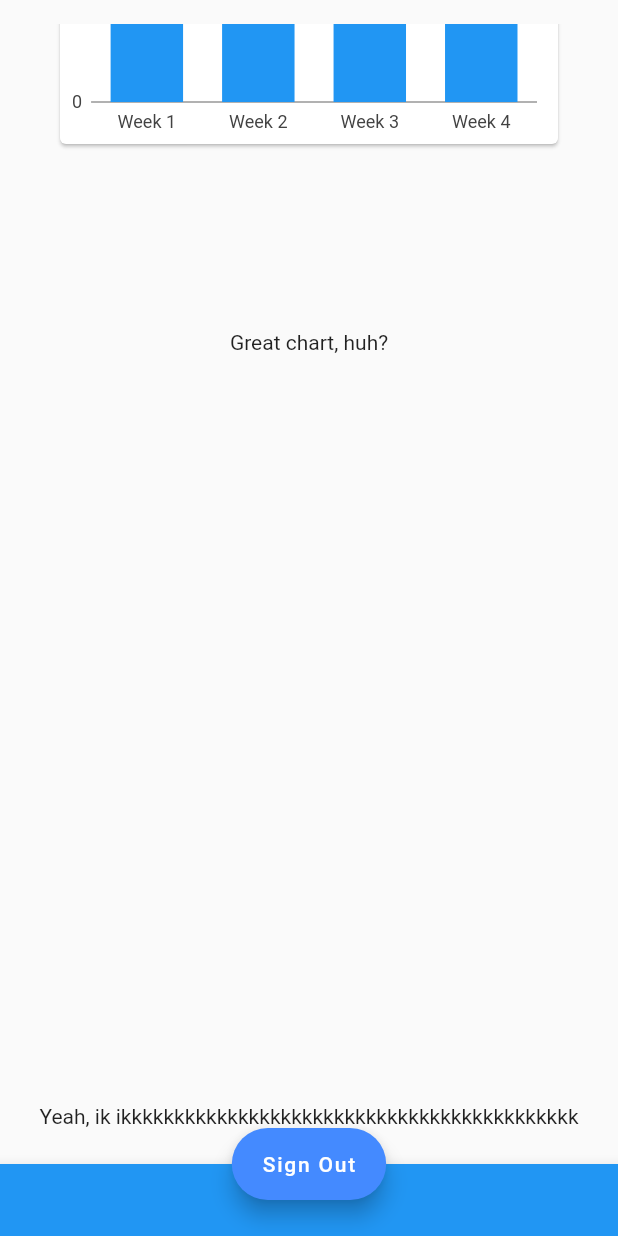
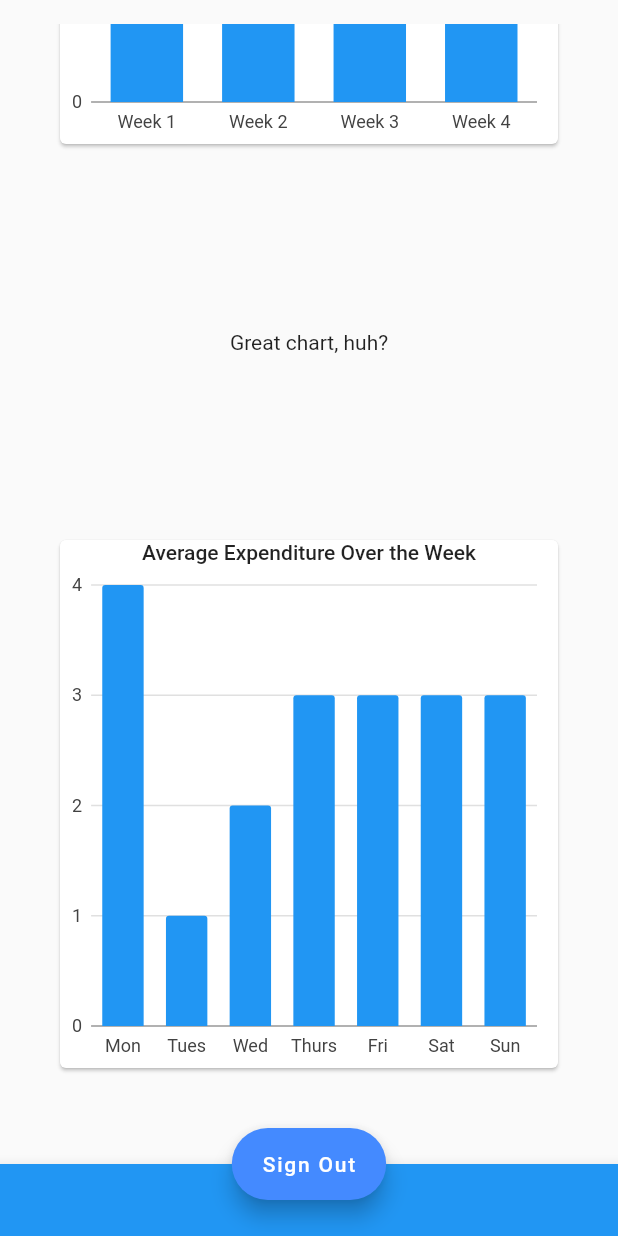
Before and after one commit to pranavi79/DroidRush-2020, a Flutter app: the Profile screen opened directly, scrolled down 428 dp, on a phone screen of 412 x 824 dp. Run offline on Flutter 3.47's test engine with Material 2 defaults, Android fonts, the phone set to English and light mode, and no system bars; drawn by our look-alikes of fl_chart; our stand-ins replace charts_flutter, cloud_firestore, firebase_auth, firebase_core, flutter_phoenix, flutter_spinkit and 1 more; accounts and stored records are empty.

Commit message:
Added another chart

```diff
--- a/expense_manager/lib/Profile.dart
+++ b/expense_manager/lib/Profile.dart
@@ -6,6 +6,8 @@ import 'package:charts_flutter/flutter.dart' as charts;
 import 'charts/Chart for a Month/WeekinMonth_class.dart';
 import 'charts/Chart for a Month/LineCharts.dart';
 import 'charts/Chart for a Month/WeekinMonth_chart.dart';
+import 'charts/Chart for a Week/DaysinWeek_chart.dart';
+import 'charts/Chart for a Week/DaysinWeek_class.dart';
 
 
 
@@ -20,7 +22,7 @@ class _ProfileState extends State<Profile> {
   User curr;
   final _fire=fireauth();
 
-  final List<WeekExpenditure> data = [
+  final List<WeekExpenditure> data1 = [
     WeekExpenditure(
       week: "Week 1",
       amt: 4,
@@ -41,6 +43,45 @@ class _ProfileState extends State<Profile> {
       amt: 3,
       barColor: charts.ColorUtil.fromDartColor(Colors.blue),
     ),
+  ];
+
+  final List<DayExpenditure> data2 = [
+    DayExpenditure(
+      day: "Mon",
+      amt: 4,
+      barColor: charts.ColorUtil.fromDartColor(Colors.blue),
+    ),
+    DayExpenditure(
+      day: "Tues",
+      amt: 1,
+      barColor: charts.ColorUtil.fromDartColor(Colors.blue),
+    ),
+    DayExpenditure(
+      day: "Wed",
+      amt: 2,
+      barColor: charts.ColorUtil.fromDartColor(Colors.blue),
+    ),
+    DayExpenditure(
+      day: "Thurs",
+      amt: 3,
+      barColor: charts.ColorUtil.fromDartColor(Colors.blue),
+    ),
+    DayExpenditure(
+      day: "Fri",
+      amt: 3,
+      barColor: charts.ColorUtil.fromDartColor(Colors.blue),
+    ),
+    DayExpenditure(
+      day: "Sat",
+      amt: 3,
+      barColor: charts.ColorUtil.fromDartColor(Colors.blue),
+    ),
+    DayExpenditure(
+      day: "Sun",
+      amt: 3,
+      barColor: charts.ColorUtil.fromDartColor(Colors.blue),
+    ),
+
   ];
 
 
@@ -80,13 +121,20 @@ class _ProfileState extends State<Profile> {
               Text('Hello'),
 
               WeekinMonthChart(
-                data: data,
+                data: data1,
               ),
+
               SizedBox(
                   height:100.0
               ),
               //LineCharts(),
               Text('Great chart, huh?'),
+              SizedBox(
+                  height:100.0
+              ),
+              DaysinWeekChart(
+                data: data2,
+              ),
               SizedBox(
                   height:500.0
               ),
--- /dev/null
+++ b/expense_manager/lib/charts/Chart for a Week/DaysinWeek_chart.dart
@@ -0,0 +1,43 @@
+import 'package:charts_flutter/flutter.dart' as charts;
+import 'DaysinWeek_class.dart';
+import 'package:flutter/material.dart';
+
+class DaysinWeekChart extends StatelessWidget {
+  final List<DayExpenditure> data;
+
+  DaysinWeekChart({@required this.data});
+  @override
+  Widget build(BuildContext context) {
+    List<charts.Series<DayExpenditure, String>> series = [
+      charts.Series(
+          id: "Money",
+          data: data,
+          domainFn: (DayExpenditure series, _) => series.day,
+          measureFn: (DayExpenditure series, _) => series.amt,
+          colorFn: (DayExpenditure series, _) => series.barColor)
+    ];
+
+    return Container(
+      height: 400,
+      padding: EdgeInsets.all(20),
+      child: Card(
+        child: Padding(
+          padding: const EdgeInsets.all(0.0),
+          child: Column(
+            children: <Widget>[
+              Text(
+                "Average Expenditure Over the Week",
+                style: Theme.of(context).textTheme.bodyText1,//body2,
+              ),
+              Expanded(
+                child: charts.BarChart(series, animate: true),
+              )
+            ],
+          ),
+        ),
+      ),
+    );
+
+
+  }
+}
--- a/expense_manager/lib/charts/Chart for a Week/DaysinWeek_class.dart
+++ b/expense_manager/lib/charts/Chart for a Week/DaysinWeek_class.dart
@@ -0,0 +1,13 @@
+import 'package:charts_flutter/flutter.dart' as charts;
+import 'package:flutter/foundation.dart';
+
+class DayExpenditure {
+  final String day;
+  final int amt;
+  final charts.Color barColor;
+
+  DayExpenditure(
+      {@required this.day,
+        @required this.amt,
+        @required this.barColor});
+}
```
